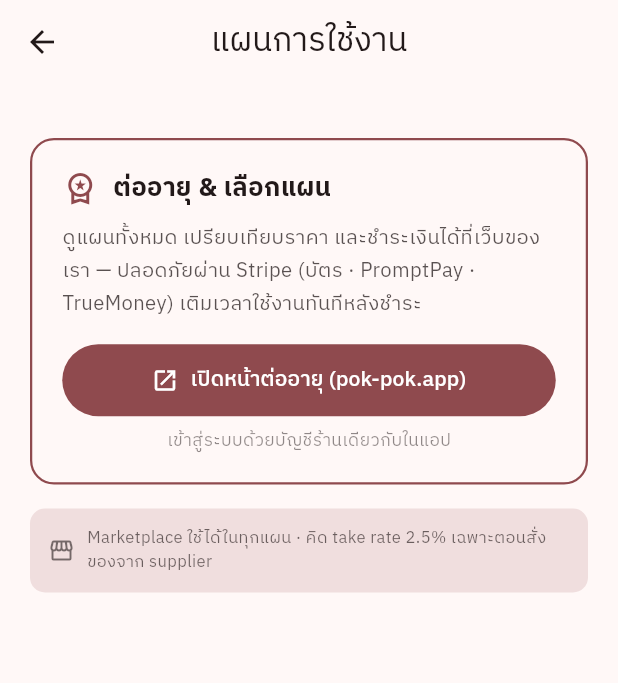
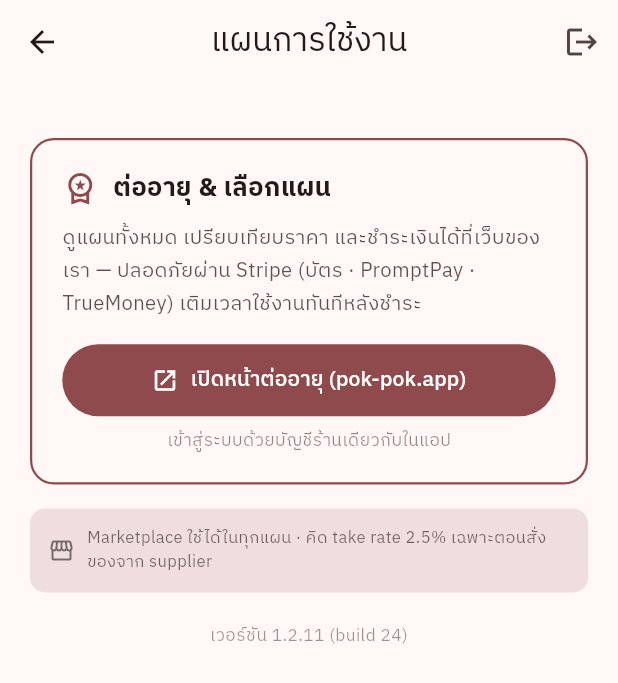
Before and after one commit to patyotaus-gif/shop_pos, a Flutter app: the SubscriptionScreen screen opened directly, on a phone screen of 412 x 824 dp. Shown: the top 683 px of the screen. Run offline on Flutter 3.47's test engine with Material 3 defaults, Android fonts, the phone set to English and light mode, and no system bars; our stand-ins replace audioplayers, cloud_firestore, cloud_functions, firebase_auth, firebase_core, firebase_messaging and 11 more; missing offline and left inert: mobile_scanner, notification_listener_service; accounts and stored records are empty.

Commit message:
App: log-out from the gate + show app version
- Expired accounts were stuck: the subscription gate showed the renewal
  screen with no way to sign out. Add a log-out action to its AppBar.
- Add an "เวอร์ชัน X.Y.Z (build N)" label (package_info_plus) on the
  login, settings, and subscription screens for easy version reporting.

Co-Authored-By: Claude Opus 4.8 <noreply@anthropic.com>

```diff
--- a/lib/screens/login_screen.dart
+++ b/lib/screens/login_screen.dart
@@ -1,6 +1,7 @@
 import 'package:flutter/material.dart';
 import 'package:url_launcher/url_launcher.dart';
 import '../services/auth_service.dart';
+import '../widgets/app_version_text.dart';
 import 'register_screen.dart';
 
 class LoginScreen extends StatefulWidget {
@@ -248,6 +249,8 @@ class _LoginScreenState extends State<LoginScreen> {
                       side: const BorderSide(color: Color(0xFF06C755)),
                     ),
                   ),
+                  const SizedBox(height: 20),
+                  const AppVersionText(),
                 ],
               ),
             ),
--- a/lib/screens/settings_screen.dart
+++ b/lib/screens/settings_screen.dart
@@ -12,6 +12,7 @@ import '../services/line_service.dart';
 import '../services/settings_service.dart';
 import '../services/shop_service.dart';
 import '../services/theme_service.dart';
+import '../widgets/app_version_text.dart';
 import '../widgets/upgrade_prompt.dart';
 import 'customers_screen.dart';
 import 'founder_console_screen.dart';
@@ -911,6 +912,9 @@ class _SettingsScreenState extends State<SettingsScreen> {
                         side: const BorderSide(color: Colors.red)),
                   ),
                 ),
+                const SizedBox(height: 20),
+                const AppVersionText(),
+                const SizedBox(height: 8),
               ],
             ),
     );
--- a/lib/screens/subscription_screen.dart
+++ b/lib/screens/subscription_screen.dart
@@ -2,7 +2,9 @@ import 'package:flutter/material.dart';
 import 'package:url_launcher/url_launcher.dart';
 
 import '../models/shop.dart';
+import '../services/auth_service.dart';
 import '../services/shop_service.dart';
+import '../widgets/app_version_text.dart';
 
 /// Subscription status + renewal screen. Used both as the gated screen when
 /// a trial/subscription lapses and as the "แผนการใช้งาน" destination from
@@ -15,6 +17,25 @@ import '../services/shop_service.dart';
 class SubscriptionScreen extends StatelessWidget {
   const SubscriptionScreen({super.key});
 
+  Future<void> _confirmSignOut(BuildContext context) async {
+    final ok = await showDialog<bool>(
+      context: context,
+      builder: (ctx) => AlertDialog(
+        title: const Text('ออกจากระบบ?'),
+        content: const Text('คุณจะต้องเข้าสู่ระบบใหม่อีกครั้ง'),
+        actions: [
+          TextButton(
+              onPressed: () => Navigator.pop(ctx, false),
+              child: const Text('ยกเลิก')),
+          FilledButton(
+              onPressed: () => Navigator.pop(ctx, true),
+              child: const Text('ออกจากระบบ')),
+        ],
+      ),
+    );
+    if (ok == true) await AuthService.signOut();
+  }
+
   @override
   Widget build(BuildContext context) {
     return StreamBuilder<Shop?>(
@@ -25,6 +46,15 @@ class SubscriptionScreen extends StatelessWidget {
           appBar: AppBar(
             title: const Text('แผนการใช้งาน'),
             centerTitle: true,
+            // The gate shows this screen when access lapses; without this
+            // there's no way out of a logged-in-but-expired account.
+            actions: [
+              IconButton(
+                icon: const Icon(Icons.logout),
+                tooltip: 'ออกจากระบบ',
+                onPressed: () => _confirmSignOut(context),
+              ),
+            ],
           ),
           body: SafeArea(
             child: ListView(
@@ -35,6 +65,8 @@ class SubscriptionScreen extends StatelessWidget {
                 const _RenewOnWebCard(),
                 const SizedBox(height: 16),
                 _MarketplaceFootnote(),
+                const SizedBox(height: 20),
+                const AppVersionText(),
               ],
             ),
           ),
--- /dev/null
+++ b/lib/widgets/app_version_text.dart
@@ -0,0 +1,30 @@
+import 'package:flutter/material.dart';
+import 'package:package_info_plus/package_info_plus.dart';
+
+/// Small "เวอร์ชัน X.Y.Z (build N)" label. Reads the running build via
+/// package_info_plus so it always matches what's actually installed.
+class AppVersionText extends StatelessWidget {
+  const AppVersionText({super.key, this.style});
+
+  final TextStyle? style;
+
+  @override
+  Widget build(BuildContext context) {
+    final cs = Theme.of(context).colorScheme;
+    final base = style ??
+        TextStyle(fontSize: 11.5, color: cs.onSurface.withValues(alpha: 0.45));
+    return FutureBuilder<PackageInfo>(
+      future: PackageInfo.fromPlatform(),
+      builder: (context, snap) {
+        final info = snap.data;
+        return Text(
+          info == null
+              ? ''
+              : 'เวอร์ชัน ${info.version} (build ${info.buildNumber})',
+          textAlign: TextAlign.center,
+          style: base,
+        );
+      },
+    );
+  }
+}
```
